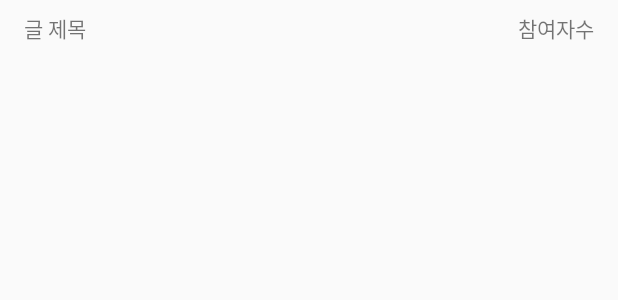
After one commit to rkek9501/Topping, an Android app: the layout member_listview.xml on its own in the app's theme, with its tools: preview values and no code run, on a phone screen of 412 x 824 dp. The commit adds this screen. Shown: the top 300 px of the screen. Run offline under Robolectric (Android 15) with nearby library versions, the light colour scheme and no system bars.

Commit message:
회원정보 페이지
DB값 받아오기

```diff
--- a/app/src/main/res/layout/activity_member.xml
+++ b/app/src/main/res/layout/activity_member.xml
@@ -59,7 +59,7 @@
         android:layout_width="match_parent"
         android:layout_height="wrap_content" />
     <ListView
-        android:id="@+id/memberWrite"
+        android:id="@+id/member_write_listview"
         android:layout_width="match_parent"
         android:layout_height="wrap_content"/>
     <View
@@ -74,7 +74,7 @@
         android:layout_height="wrap_content"
         android:layout_marginBottom="10dp"/>
     <ListView
-        android:id="@+id/memberAfter"
+        android:id="@+id/member_after_listview"
         android:layout_width="match_parent"
         android:layout_height="wrap_content"/>
 </LinearLayout>
--- /dev/null
+++ b/app/src/main/res/layout/member_listview.xml
@@ -0,0 +1,21 @@
+<?xml version="1.0" encoding="utf-8"?>
+<RelativeLayout
+    xmlns:android="http://schemas.android.com/apk/res/android"
+    android:layout_width="match_parent"
+    android:layout_height="wrap_content"
+    android:paddingHorizontal="16dp"
+    android:paddingVertical="8dp">
+
+    <TextView
+        android:id="@+id/member_listview_title"
+        android:text="글 제목"
+        android:layout_width="wrap_content"
+        android:layout_height="wrap_content" />
+    <TextView
+        android:id="@+id/member_listview_participant"
+        android:text="참여자수"
+        android:layout_alignParentEnd="true"
+        android:layout_width="wrap_content"
+        android:layout_height="wrap_content" />
+
+</RelativeLayout>
```
Also changed, not shown: app/src/main/java/com/example/topping/topping/Activitys/MemberActivity.java (+112 -3 lines), app/src/main/java/com/example/topping/topping/Adapters/MemberWriteListViewAdapter.java (added, +58 -0 lines), app/src/main/java/com/example/topping/topping/MemberWriteListViewItem.java (added, +12 -0 lines).
